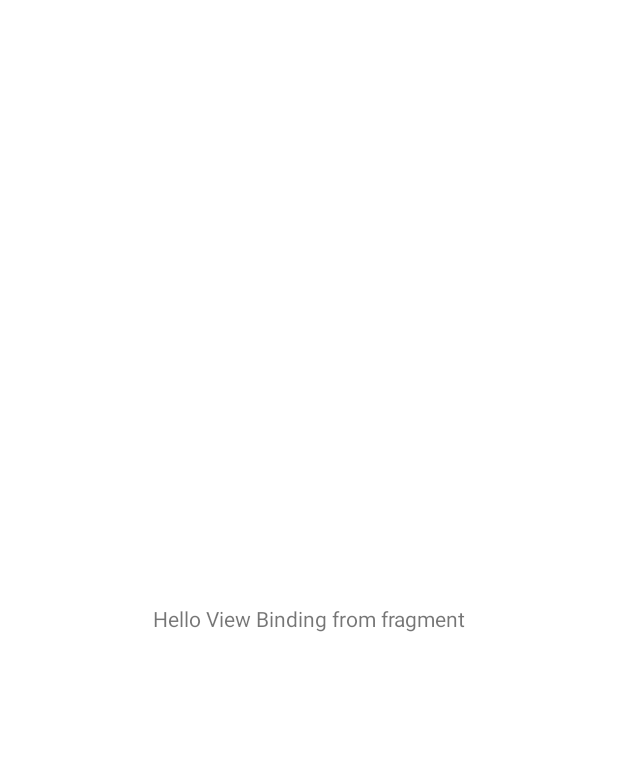
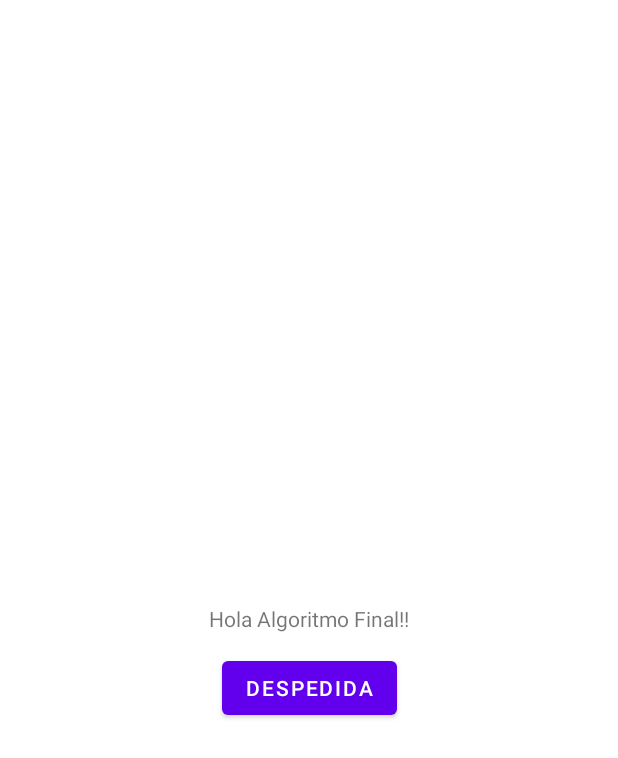
Before and after one commit to rcAndroidTutorials/example-viewbinding, an Android app: the screen it shows after launch (HomeActivity), after a tap on "LOGIN", on a phone screen of 412 x 824 dp. Shown: the top 758 px of the screen. Run offline under Robolectric (Android 15) with nearby library versions, the phone set to English and light mode, and no system bars.

```diff
--- a/app/src/main/java/com/algoritmo/viewbindingexample/HomeFragment.kt
+++ b/app/src/main/java/com/algoritmo/viewbindingexample/HomeFragment.kt
@@ -4,6 +4,7 @@ import android.os.Bundle
 import android.view.LayoutInflater
 import android.view.View
 import android.view.ViewGroup
+import android.widget.Toast
 import androidx.fragment.app.Fragment
 import com.algoritmo.viewbindingexample.databinding.FragmentHomeBinding
 
@@ -16,9 +17,16 @@ class HomeFragment : Fragment() {
         savedInstanceState: Bundle?
     ): View? {
         _binding = FragmentHomeBinding.inflate(inflater, container, false)
-        binding.tvTitle.text = "Hello View Binding from fragment"
+        binding.tvTitle.text = "Hola Algoritmo Final!!"
+        binding.btDespedida.setOnClickListener {
+            Toast.makeText(
+                requireContext(),
+                "Gracias por ver el video",
+                Toast.LENGTH_SHORT).show()
+        }
         return binding.root
     }
+
     override fun onDestroy() {
         super.onDestroy()
         _binding = null
--- a/app/src/main/java/com/algoritmo/viewbindingexample/MainActivity.kt
+++ b/app/src/main/java/com/algoritmo/viewbindingexample/MainActivity.kt
@@ -1,8 +1,10 @@
 package com.algoritmo.viewbindingexample
 
 import android.content.Intent
+import android.os.Bundle
+import android.widget.Button
+import android.widget.Toast
 import androidx.appcompat.app.AppCompatActivity
-import android.os.Bundle
 import com.algoritmo.viewbindingexample.databinding.ActivityMainBinding
 
 class MainActivity : AppCompatActivity() {
@@ -11,8 +13,17 @@ class MainActivity : AppCompatActivity() {
         super.onCreate(savedInstanceState)
         binding = ActivityMainBinding.inflate(layoutInflater)
         setContentView(binding.root)
+        binding.btRegister.setOnClickListener {
+            Toast.makeText(this, "Registro aún no disponible", Toast.LENGTH_SHORT).show()
+        }
         binding.btLogin.setOnClickListener {
             startActivity(Intent(this, HomeActivity::class.java))
         }
+
+//        setContentView(R.layout.activity_main)
+//        val loginButton = findViewById<Button>(R.id.btLogin)
+//        loginButton.setOnClickListener {
+//            startActivity(Intent(this, HomeActivity::class.java))
+//        }
     }
 }
--- a/app/src/main/res/layout/fragment_home.xml
+++ b/app/src/main/res/layout/fragment_home.xml
@@ -4,6 +4,7 @@
     xmlns:tools="http://schemas.android.com/tools"
     android:layout_width="match_parent"
     android:layout_height="match_parent">
+
     <TextView
         android:id="@+id/tvTitle"
         android:layout_width="wrap_content"
@@ -14,4 +15,16 @@
         app:layout_constraintHorizontal_bias="0.5"
         app:layout_constraintStart_toStartOf="parent"
         app:layout_constraintTop_toTopOf="parent" />
+
+    <Button
+        android:id="@+id/btDespedida"
+        android:layout_width="wrap_content"
+        android:layout_height="wrap_content"
+        android:layout_marginTop="32dp"
+        android:text="Despedida"
+        app:layout_constraintEnd_toEndOf="parent"
+        app:layout_constraintHorizontal_bias="0.5"
+        app:layout_constraintStart_toStartOf="parent"
+        app:layout_constraintTop_toTopOf="@+id/tvTitle" />
+
 </androidx.constraintlayout.widget.ConstraintLayout>
```
